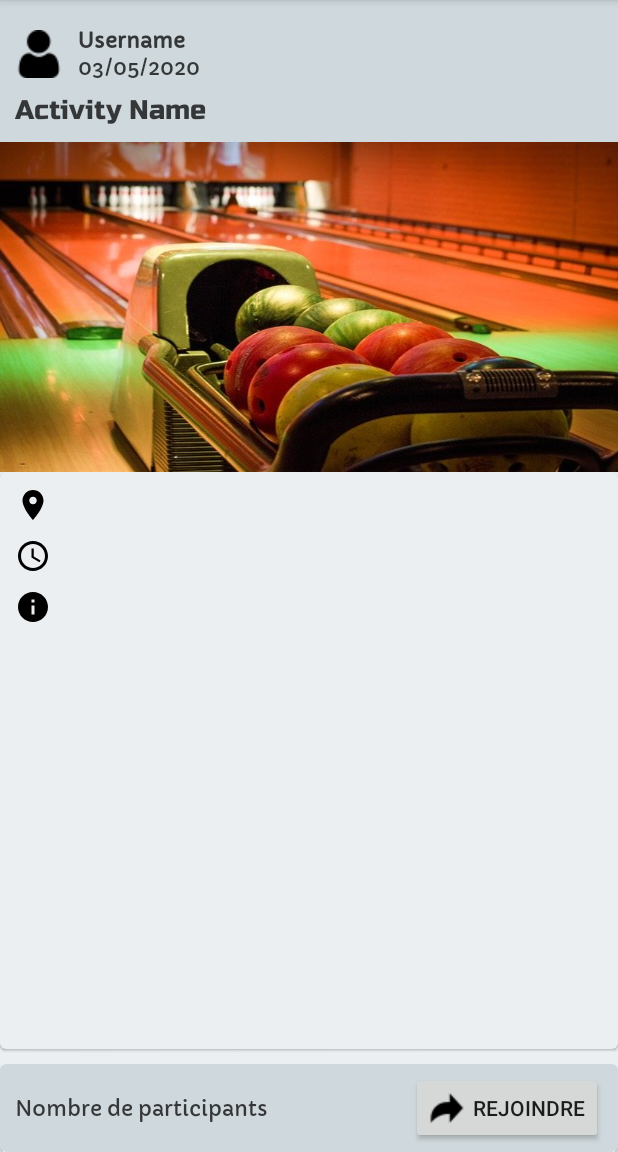
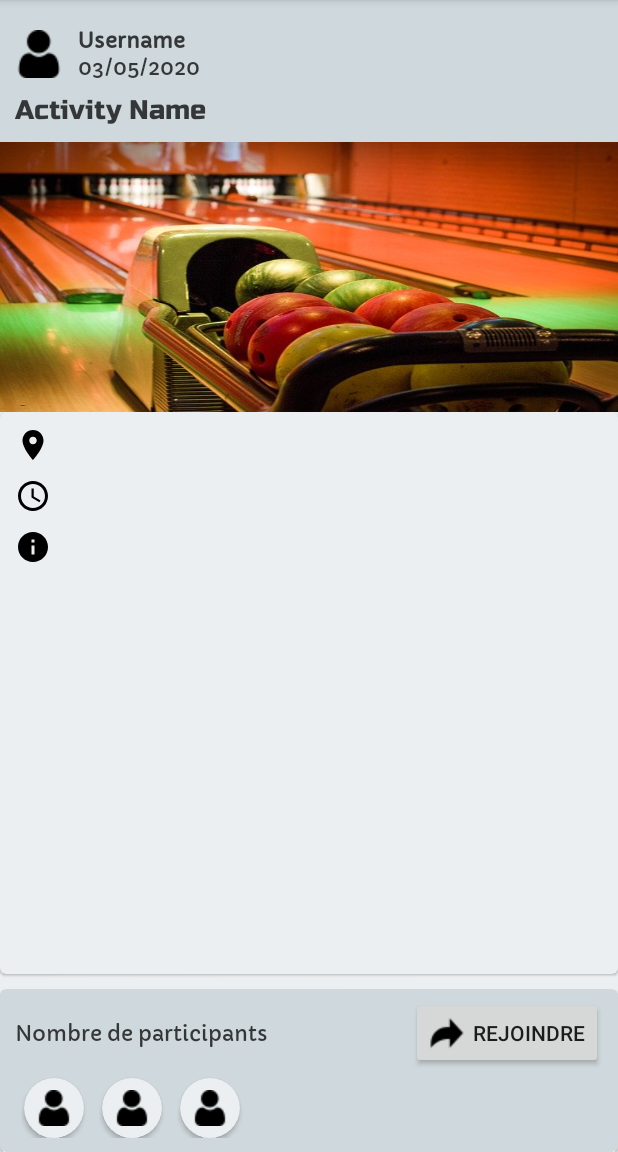
Before and after one commit to barfou/SocialNetwork, an Android app: the DetailsFragment screen opened through its navigation route, on a phone screen of 412 x 824 dp, the part 84-1236 px from its top. Run offline under Robolectric (Android 15) with nearby library versions, the phone set to English and light mode, and no system bars; our stand-ins replace Firebase (no records; nobody signed in at launch, a user with empty details on screens opened directly).

Commit message:
user view holder

```diff
--- /dev/null
+++ b/app/src/main/java/fr/barfou/socialnetwork/data/model/User.kt
@@ -0,0 +1,12 @@
+package fr.barfou.socialnetwork.data.model
+
+data class User(
+    var firebaseId: String,
+    var firstName: String,
+    var lastName: String,
+    var imageUrl: String,
+    var dateInscription: String,
+    var about: String,
+    var latitude: Double,
+    var longitude: Double
+)
--- /dev/null
+++ b/app/src/main/java/fr/barfou/socialnetwork/ui/adapter/UserAdapter.kt
@@ -0,0 +1,58 @@
+package fr.barfou.socialnetwork.ui.adapter
+
+import android.graphics.Rect
+import android.view.View
+import android.view.ViewGroup
+import androidx.recyclerview.widget.RecyclerView
+import fr.barfou.socialnetwork.data.model.Meeting
+import fr.barfou.socialnetwork.data.model.User
+import fr.barfou.socialnetwork.ui.listener.OnMeetingClickListener
+import fr.barfou.socialnetwork.ui.utils.dp
+import fr.barfou.socialnetwork.ui.widget.viewholder.MeetingViewHolder
+import fr.barfou.socialnetwork.ui.widget.viewholder.UserViewHolder
+
+class UserAdapter(
+) : RecyclerView.Adapter<UserViewHolder>() {
+
+    private var _data = emptyList<User>()
+
+    override fun onCreateViewHolder(parent: ViewGroup, viewType: Int): UserViewHolder {
+        return UserViewHolder.create(parent)
+    }
+
+    override fun getItemCount(): Int = _data.count()
+
+    override fun onBindViewHolder(holder: UserViewHolder, position: Int) {
+        holder.bind(_data[position])
+    }
+
+    /**
+     * Set new data in the list and refresh it
+     */
+    fun submitList(data: List<User>) {
+        _data = data
+        notifyDataSetChanged()
+    }
+
+    /**
+     * Define how decorate an item
+     */
+    class OffsetDecoration : RecyclerView.ItemDecoration() {
+        override fun getItemOffsets(
+            outRect: Rect,
+            view: View,
+            parent: RecyclerView,
+            state: RecyclerView.State
+        ) {
+            super.getItemOffsets(outRect, view, parent, state)
+            parent.run {
+                outRect.set(
+                    dp(4),
+                    dp(4),
+                    dp(4),
+                    dp(4)
+                )
+            }
+        }
+    }
+}
--- a/app/src/main/java/fr/barfou/socialnetwork/ui/fragment/DetailsFragment.kt
+++ b/app/src/main/java/fr/barfou/socialnetwork/ui/fragment/DetailsFragment.kt
@@ -6,9 +6,14 @@ import android.view.View
 import android.view.ViewGroup
 import androidx.fragment.app.Fragment
 import fr.barfou.socialnetwork.R
+import fr.barfou.socialnetwork.data.model.User
 import fr.barfou.socialnetwork.ui.activity.MainActivity
+import fr.barfou.socialnetwork.ui.adapter.UserAdapter
+import kotlinx.android.synthetic.main.details_fragment.*
 
 class DetailsFragment : Fragment() {
+
+    private lateinit var userAdapter: UserAdapter
 
     override fun onCreate(savedInstanceState: Bundle?) {
         super.onCreate(savedInstanceState)
@@ -29,5 +34,20 @@ class DetailsFragment : Fragment() {
             this.setTitle(R.string.app_name)
             this.setDisplayHomeAsUpEnabled(false)
         }
+
+        userAdapter = UserAdapter()
+        recycler_view.apply {
+            adapter = userAdapter
+            if (itemDecorationCount == 0) addItemDecoration(UserAdapter.OffsetDecoration())
+        }
+        loadAdapter()
+    }
+
+    private fun loadAdapter() {
+        var list = mutableListOf<User>()
+        list.add(User("1", "Jack", "The Ripper", "", "12/05/2020", "Je m'appelle Jack", 0.0, 0.0))
+        list.add(User("1", "John", "Doe", "", "12/05/2020", "Je m'appelle John", 0.0, 0.0))
+        list.add(User("1", "Kurt", "Cobain", "", "12/05/2020", "Je m'appelle Kurt", 0.0, 0.0))
+        userAdapter.submitList(list)
     }
 }
--- /dev/null
+++ b/app/src/main/java/fr/barfou/socialnetwork/ui/widget/viewholder/UserViewHolder.kt
@@ -0,0 +1,27 @@
+package fr.barfou.socialnetwork.ui.widget.viewholder
+
+import android.view.LayoutInflater
+import android.view.View
+import android.view.ViewGroup
+import androidx.recyclerview.widget.RecyclerView
+import fr.barfou.socialnetwork.R
+import fr.barfou.socialnetwork.data.model.User
+
+class UserViewHolder private constructor(itemView: View) : RecyclerView.ViewHolder(itemView) {
+
+    fun bind(model: User) {
+        itemView.apply {
+        }
+    }
+
+    companion object {
+        fun create(parent: ViewGroup): UserViewHolder {
+            val view = LayoutInflater.from(parent.context).inflate(
+                R.layout.holder_user,
+                parent,
+                false
+            )
+            return UserViewHolder(view)
+        }
+    }
+}
--- a/app/src/main/res/layout/details_fragment.xml
+++ b/app/src/main/res/layout/details_fragment.xml
@@ -68,7 +68,7 @@
     <androidx.appcompat.widget.AppCompatImageView
         android:id="@+id/image_meeting"
         android:layout_width="0dp"
-        android:layout_height="220dp"
+        android:layout_height="180dp"
         android:scaleType="fitXY"
         android:src="@drawable/bowling"
         app:layout_constraintEnd_toEndOf="parent"
@@ -157,6 +157,7 @@
                 app:layout_constraintBaseline_toBaselineOf="@id/btn_join" />
 
             <androidx.recyclerview.widget.RecyclerView
+                android:id="@+id/recycler_view"
                 android:layout_width="match_parent"
                 android:layout_height="wrap_content"
                 android:clipToPadding="false"
--- /dev/null
+++ b/app/src/main/res/layout/holder_user.xml
@@ -0,0 +1,29 @@
+<?xml version="1.0" encoding="utf-8"?>
+<androidx.constraintlayout.widget.ConstraintLayout xmlns:android="http://schemas.android.com/apk/res/android"
+    xmlns:app="http://schemas.android.com/apk/res-auto"
+    android:layout_width="wrap_content"
+    android:layout_height="wrap_content">
+
+    <androidx.cardview.widget.CardView
+        android:id="@+id/circular_cardview"
+        android:layout_width="40dp"
+        android:layout_height="40dp"
+        android:layout_margin="2dp"
+        app:cardBackgroundColor="@color/color_primary"
+        app:cardCornerRadius="20dp"
+        app:layout_constraintEnd_toEndOf="parent"
+        app:layout_constraintStart_toStartOf="parent"
+        app:layout_constraintTop_toTopOf="parent">
+
+        <androidx.appcompat.widget.AppCompatImageView
+            android:id="@+id/image_user"
+            android:layout_width="match_parent"
+            android:layout_height="match_parent"
+            android:scaleType="center"
+            android:src="@drawable/user24"
+            app:layout_constraintStart_toStartOf="parent"
+            app:layout_constraintTop_toTopOf="parent" />
+
+    </androidx.cardview.widget.CardView>
+
+</androidx.constraintlayout.widget.ConstraintLayout>
--- a/app/src/main/res/values/styles.xml
+++ b/app/src/main/res/values/styles.xml
@@ -42,5 +42,8 @@
     <style name="Separator">
         <item name="background">@color/color_on_background</item>
     </style>
+    <style name="CircularCard">
+        <item name="android:background">@color/color_surface</item>
+    </style>
 
 </resources>
```
Also changed, not shown: app/src/main/res/drawable-v24/user24.png (added).
